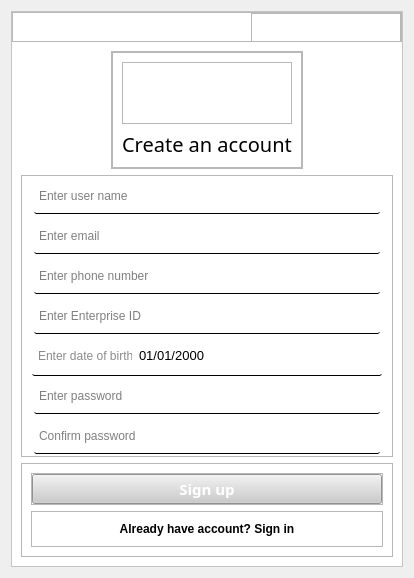
The window that Frontend/login_resgister.ui (XxDdUu/DACS01) describes before a commit, drawn with Qt 5.
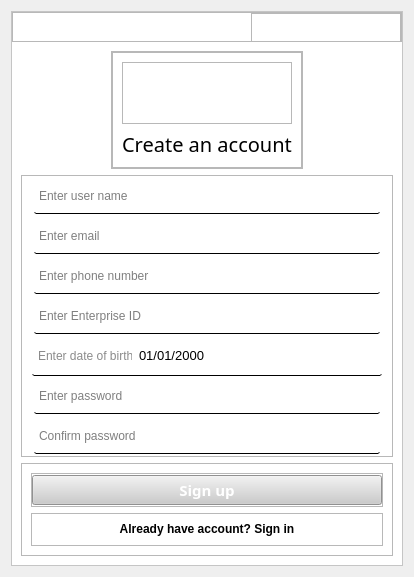
The same window after the commit. Icons and pictures are not drawn. Custom widgets are drawn as their Qt base class.

```diff
--- a/Frontend/login_resgister.ui
+++ b/Frontend/login_resgister.ui
@@ -7,7 +7,7 @@
     <x>0</x>
     <y>0</y>
     <width>414</width>
-    <height>578</height>
+    <height>577</height>
    </rect>
   </property>
   <property name="sizeIncrement">
@@ -783,7 +783,7 @@
                 <item>
                  <widget class="ClickableLabel" name="login_label">
                   <property name="sizePolicy">
-                   <sizepolicy hsizetype="Expanding" vsizetype="Expanding">
+                   <sizepolicy hsizetype="Expanding" vsizetype="Preferred">
                     <horstretch>0</horstretch>
                     <verstretch>0</verstretch>
                    </sizepolicy>
```
Left out of the diff: 1 changed line with no effect on the pictures.
